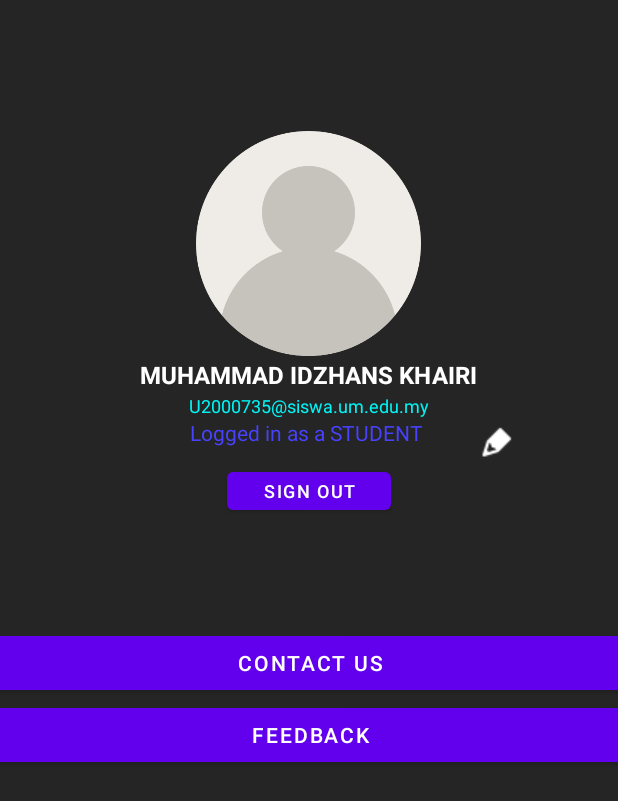
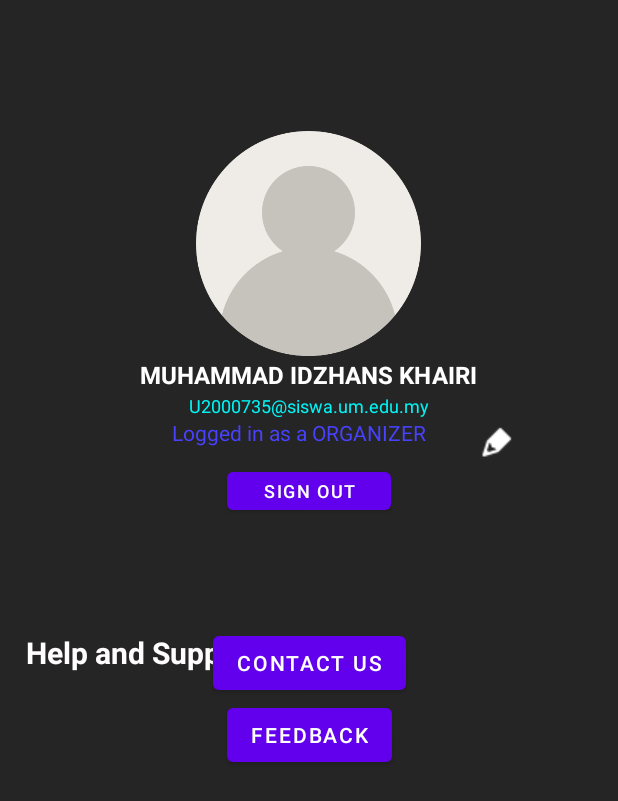
Before and after one commit to IdzhansKhairi/UM_Events, an Android app: the fragment SettingClientFragment shown on its own in the app's theme, on a phone screen of 412 x 824 dp. Shown: the top 801 px of the screen. Run offline under Robolectric (Android 15) with nearby library versions, the phone set to English and light mode, and no system bars; Roboto replaces fonts that are not available here.

Commit message:
Log in Preference done v2

```diff
--- a/app/src/main/java/com/example/um_event/MainActivity.java
+++ b/app/src/main/java/com/example/um_event/MainActivity.java
@@ -43,7 +43,7 @@ public class MainActivity extends AppCompatActivity {
                 case R.id.nav_setting:
                     //replaceFragment(new Test_appearance());
                    // replaceFragment(new InsertEvent());
-                    replaceFragment(new SettingClientFragment());
+                    replaceFragment(new SettingsFragment());
                     break;
             }
 
--- a/app/src/main/res/layout/fragment_setting_client.xml
+++ b/app/src/main/res/layout/fragment_setting_client.xml
@@ -62,11 +62,11 @@
 
     <TextView
         android:id="@+id/status"
-        android:layout_width="158dp"
+        android:layout_width="181dp"
         android:layout_height="22dp"
         android:layout_marginStart="126dp"
         android:layout_marginEnd="127dp"
-        android:text="Logged in as a STUDENT"
+        android:text="Logged in as a ORGANIZER"
         android:textColor="#4842FF"
         android:textSize="14sp"
         app:layout_constraintEnd_toEndOf="parent"
@@ -105,8 +105,8 @@
 
     <Button
         android:id="@+id/contactUsBtn"
-        android:layout_width="465dp"
-        android:layout_height="48dp"
+        android:layout_width="wrap_content"
+        android:layout_height="wrap_content"
         android:layout_marginTop="418dp"
         android:layout_marginBottom="265dp"
         android:text="Contact Us"
@@ -118,8 +118,8 @@
 
     <Button
         android:id="@+id/feedbackBtn"
-        android:layout_width="465dp"
-        android:layout_height="48dp"
+        android:layout_width="wrap_content"
+        android:layout_height="wrap_content"
         android:text="FEEDBACK"
         app:layout_constraintEnd_toEndOf="parent"
         app:layout_constraintStart_toStartOf="parent"
```
Also changed, not shown: app/src/main/java/com/example/um_event/LoginActivity.java (+21 -10 lines), app/src/main/res/layout/fragment_setting.xml (+4 -4 lines).
